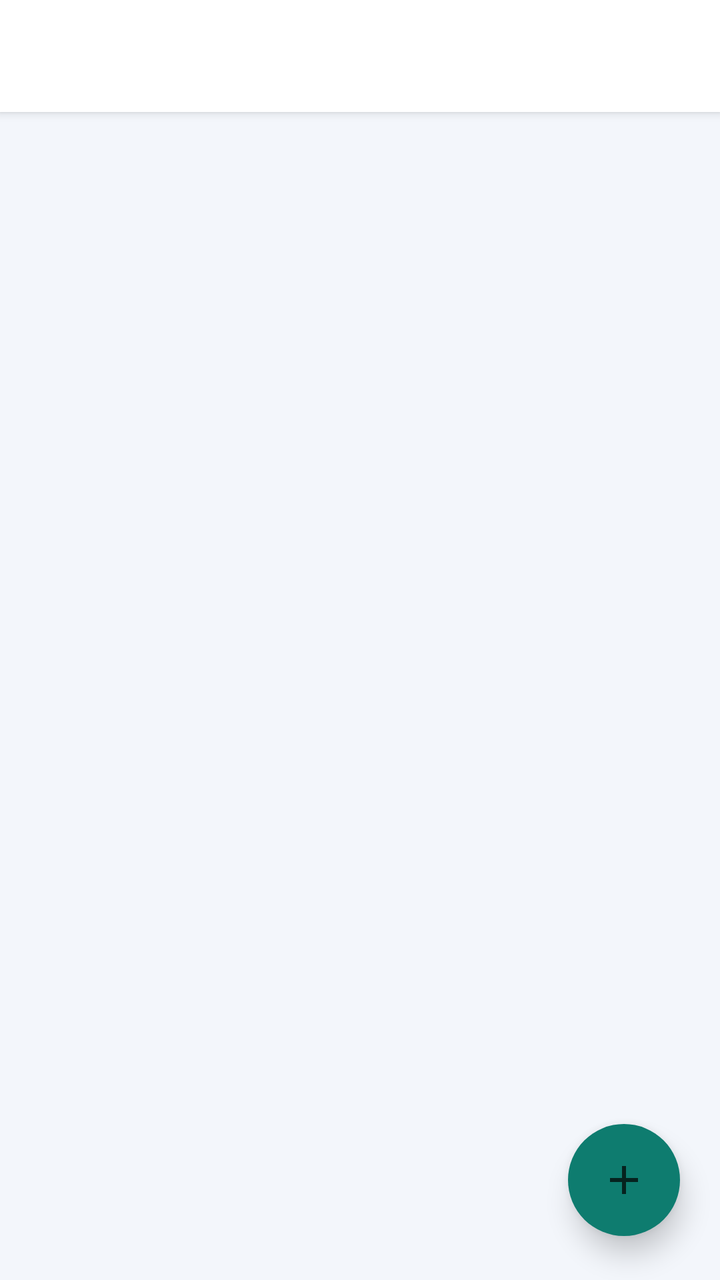
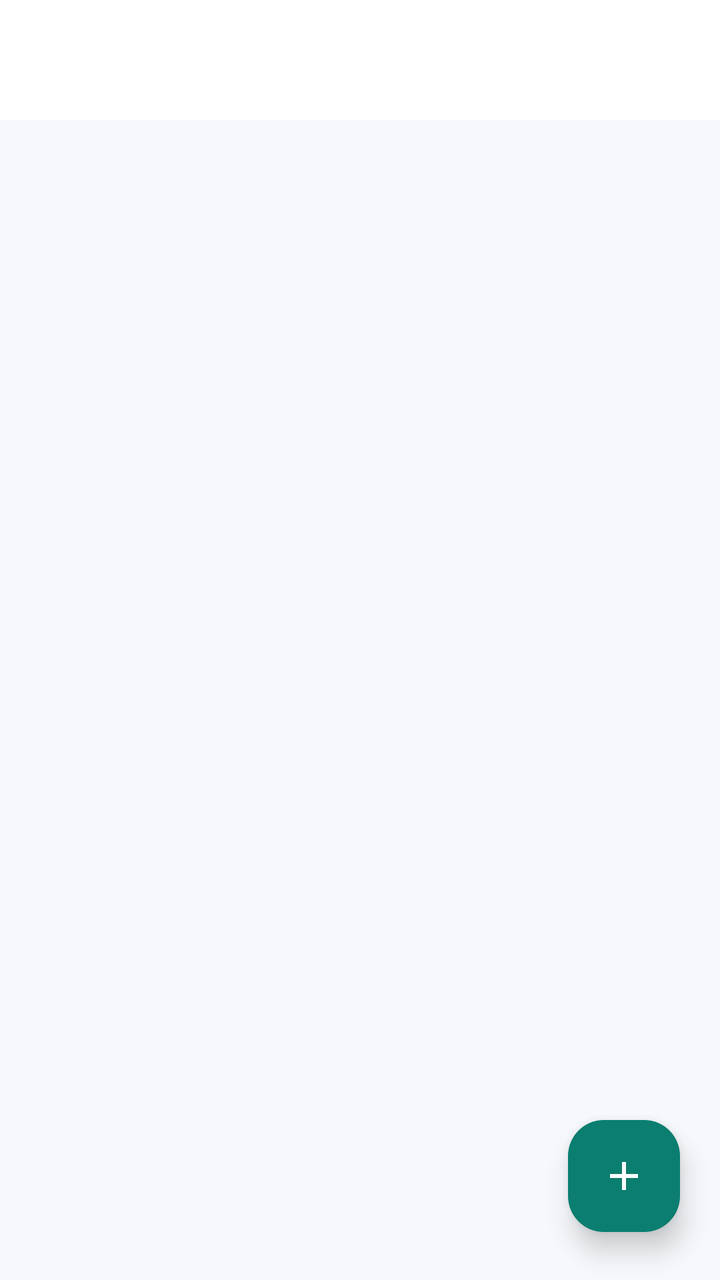

Before-and-after screenshots of an Android layout around one commit, followed by the original layout XML and the change that was made.
<!-- AndroidManifest.xml: application theme AppTheme -->
<!-- res/layout/activity_browser.xml -->
<?xml version="1.0" encoding="utf-8"?>
<FrameLayout xmlns:android="http://schemas.android.com/apk/res/android"
    android:layout_width="match_parent"
    android:layout_height="match_parent"
    android:background="?attr/lumenBg"
    android:fitsSystemWindows="true">

    <LinearLayout
        android:layout_width="match_parent"
        android:layout_height="match_parent"
        android:orientation="vertical">

        <android.widget.Toolbar
            android:id="@+id/toolbar"
            android:layout_width="match_parent"
            android:layout_height="?android:attr/actionBarSize"
            android:background="?attr/lumenSurface"
            android:elevation="3dp" />

        <FrameLayout
            android:layout_width="match_parent"
            android:layout_height="0dp"
            android:layout_weight="1">

            <ListView
                android:id="@+id/list"
                android:layout_width="match_parent"
                android:layout_height="match_parent"
                android:clipToPadding="false"
                android:divider="@null"
                android:dividerHeight="0dp"
                android:listSelector="@drawable/sel_item"
                android:paddingTop="6dp"
                android:paddingBottom="96dp"
                android:scrollbars="none" />

            <ProgressBar
                android:id="@+id/loading"
                android:layout_width="38dp"
                android:layout_height="38dp"
                android:layout_gravity="center"
                android:indeterminateTint="?attr/lumenAccent"
                android:visibility="gone" />

            <TextView
                android:id="@+id/empty"
                android:layout_width="wrap_content"
                android:layout_height="wrap_content"
                android:layout_gravity="center"
                android:gravity="center"
                android:lineSpacingExtra="4dp"
                android:padding="32dp"
                android:text="这个文件夹是空的"
                android:textColor="?attr/lumenSecondary"
                android:textSize="14sp"
                android:visibility="gone" />

            <ImageButton
                android:id="@+id/fab"
                android:layout_width="56dp"
                android:layout_height="56dp"
                android:layout_gravity="bottom|end"
                android:layout_marginEnd="20dp"
                android:layout_marginBottom="22dp"
                android:background="@drawable/bg_fab"
                android:contentDescription="@string/menu_new_folder"
                android:elevation="8dp"
                android:scaleType="centerInside"
                android:src="@drawable/ic_add"
                android:tint="#06231F" />

        </FrameLayout>

        <LinearLayout
            android:id="@+id/pasteBar"
            android:layout_width="match_parent"
            android:layout_height="wrap_content"
            android:background="?attr/lumenSurface"
            android:elevation="12dp"
            android:gravity="center_vertical"
            android:orientation="horizontal"
            android:paddingStart="16dp"
            android:paddingTop="6dp"
            android:paddingEnd="8dp"
            android:paddingBottom="6dp"
            android:visibility="gone">

            <TextView
                android:id="@+id/pasteText"
                android:layout_width="0dp"
                android:layout_height="wrap_content"
                android:layout_weight="1"
                android:textColor="?attr/lumenText"
                android:textSize="13sp" />

            <Button
                android:id="@+id/pasteBtn"
                style="@style/ActionButton"
                android:layout_width="wrap_content"
                android:layout_height="wrap_content"
                android:text="粘贴" />

            <ImageButton
                android:id="@+id/pasteClose"
                android:layout_width="40dp"
                android:layout_height="40dp"
                android:background="?android:attr/selectableItemBackgroundBorderless"
                android:contentDescription="@string/menu_delete"
                android:scaleType="centerInside"
                android:src="@drawable/ic_close"
                android:tint="?attr/lumenSecondary" />

        </LinearLayout>

    </LinearLayout>

</FrameLayout>
<!-- resources referenced by this layout -->
<resources>
  <!-- drawable bg_fab (drawable) -->
  <?xml version="1.0" encoding="utf-8"?>
  <ripple xmlns:android="http://schemas.android.com/apk/res/android"
      android:color="#33FFFFFF">
      <item>
          <shape android:shape="oval">
              <solid android:color="?attr/lumenAccent" />
          </shape>
      </item>
  </ripple>
  <style name="ActionButton">
          <item name="android:background">?android:attr/selectableItemBackground</item>
          <item name="android:textColor">?attr/lumenAccent</item>
          <item name="android:textAllCaps">false</item>
          <item name="android:textSize">15sp</item>
          <item name="android:paddingStart">12dp</item>
          <item name="android:paddingEnd">12dp</item>
          <item name="android:minWidth">64dp</item>
          <item name="android:minHeight">40dp</item>
      </style>
  <style name="AppTheme" parent="@android:style/Theme.Material.Light.NoActionBar">
          <item name="lumenBg">@color/light_bg</item>
          <item name="lumenSurface">@color/light_surface</item>
          <item name="lumenCard">@color/light_card</item>
          <item name="lumenText">@color/light_text</item>
          <item name="lumenSecondary">@color/light_secondary</item>
          <item name="lumenDivider">@color/light_divider</item>
          <item name="lumenAccent">@color/light_accent</item>
          <item name="lumenAccent2">@color/light_accent2</item>
          <item name="lumenRipple">@color/light_ripple</item>
          <item name="android:colorAccent">@color/light_accent</item>
          <item name="android:textColorPrimary">@color/light_text</item>
          <item name="android:textColorSecondary">@color/light_secondary</item>
          <item name="android:windowBackground">@color/light_bg</item>
          <item name="android:statusBarColor">@color/light_status</item>
          <item name="android:navigationBarColor">@color/light_bg</item>
          <item name="android:windowActionModeOverlay">true</item>
      </style>
  <color name="light_bg">#F3F6FB</color>
  <color name="light_text">#0E1B2E</color>
  <color name="light_secondary">#5E708A</color>
  <color name="light_divider">#E3EAF4</color>
  <color name="light_accent">#0E7C6F</color>
  <color name="light_accent2">#4B63DD</color>
  <color name="light_ripple">#1F000000</color>
  <color name="light_status">#0B3F3A</color>
  <!-- unchanged entries left out for length: 7 -->
</resources>

<!-- the commit's change to res/layout/activity_browser.xml (unified diff, before → after) -->
@@ -13,9 +13,8 @@
         <android.widget.Toolbar
             android:id="@+id/toolbar"
             android:layout_width="match_parent"
-            android:layout_height="?android:attr/actionBarSize"
-            android:background="?attr/lumenSurface"
-            android:elevation="3dp" />
+            android:layout_height="60dp"
+            android:background="?attr/lumenSurface" />
 
         <FrameLayout
             android:layout_width="match_parent"
@@ -30,8 +29,10 @@
                 android:divider="@null"
                 android:dividerHeight="0dp"
                 android:listSelector="@drawable/sel_item"
-                android:paddingTop="6dp"
-                android:paddingBottom="96dp"
+                android:paddingStart="10dp"
+                android:paddingTop="8dp"
+                android:paddingEnd="10dp"
+                android:paddingBottom="112dp"
                 android:scrollbars="none" />
 
             <ProgressBar
@@ -42,18 +43,36 @@
                 android:indeterminateTint="?attr/lumenAccent"
                 android:visibility="gone" />
 
-            <TextView
+            <LinearLayout
                 android:id="@+id/empty"
                 android:layout_width="wrap_content"
                 android:layout_height="wrap_content"
                 android:layout_gravity="center"
                 android:gravity="center"
-                android:lineSpacingExtra="4dp"
+                android:orientation="vertical"
                 android:padding="32dp"
-                android:text="这个文件夹是空的"
-                android:textColor="?attr/lumenSecondary"
-                android:textSize="14sp"
-                android:visibility="gone" />
+                android:visibility="gone">
+
+                <ImageView
+                    android:layout_width="52dp"
+                    android:layout_height="52dp"
+                    android:contentDescription="@null"
+                    android:scaleType="centerInside"
+                    android:src="@drawable/ic_folder"
+                    android:tint="?attr/lumenSecondary" />
+
+                <TextView
+                    android:id="@+id/emptyText"
+                    android:layout_width="wrap_content"
+                    android:layout_height="wrap_content"
+                    android:layout_marginTop="12dp"
+                    android:gravity="center"
+                    android:lineSpacingExtra="4dp"
+                    android:text="这个文件夹是空的"
+                    android:textColor="?attr/lumenSecondary"
+                    android:textSize="14sp" />
+
+            </LinearLayout>
 
             <ImageButton
                 android:id="@+id/fab"
@@ -61,56 +80,99 @@
                 android:layout_height="56dp"
                 android:layout_gravity="bottom|end"
                 android:layout_marginEnd="20dp"
-                android:layout_marginBottom="22dp"
+                android:layout_marginBottom="24dp"
                 android:background="@drawable/bg_fab"
                 android:contentDescription="@string/menu_new_folder"
                 android:elevation="8dp"
                 android:scaleType="centerInside"
                 android:src="@drawable/ic_add"
-                android:tint="#06231F" />
+                android:tint="?attr/lumenOnAccent" />
+
+            <LinearLayout
+                android:id="@+id/pasteBar"
+                android:layout_width="match_parent"
+                android:layout_height="wrap_content"
+                android:layout_gravity="bottom|center_horizontal"
+                android:layout_marginStart="16dp"
+                android:layout_marginEnd="16dp"
+                android:layout_marginBottom="22dp"
+                android:background="@drawable/bg_pill"
+                android:elevation="12dp"
+                android:gravity="center_vertical"
+                android:orientation="horizontal"
+                android:paddingStart="18dp"
+                android:paddingTop="9dp"
+                android:paddingEnd="9dp"
+                android:paddingBottom="9dp"
+                android:visibility="gone">
+
+                <ImageView
+                    android:layout_width="19dp"
+                    android:layout_height="19dp"
+                    android:contentDescription="@null"
+                    android:scaleType="centerInside"
+                    android:src="@drawable/ic_copy"
+                    android:tint="?attr/lumenSecondary" />
+
+                <LinearLayout
+                    android:layout_width="0dp"
+                    android:layout_height="wrap_content"
+                    android:layout_marginStart="12dp"
+                    android:layout_weight="1"
+                    android:orientation="vertical">
+
+                    <TextView
+                        android:id="@+id/pasteText"
+                        android:layout_width="match_parent"
+                        android:layout_height="wrap_content"
+                        android:ellipsize="end"
+                        android:singleLine="true"
+                        android:textColor="?attr/lumenText"
+                        android:textSize="13sp"
+                        android:textStyle="bold" />
+
+                    <TextView
+                        android:id="@+id/pasteSource"
+                        android:layout_width="match_parent"
+                        android:layout_height="wrap_content"
+                        android:layout_marginTop="1dp"
+                        android:ellipsize="middle"
+                        android:fontFamily="monospace"
+                        android:singleLine="true"
+                        android:textColor="?attr/lumenSecondary"
+                        android:textSize="9.5sp" />
+
+                </LinearLayout>
+
+                <TextView
+                    android:id="@+id/pasteBtn"
+                    android:layout_width="wrap_content"
+                    android:layout_height="34dp"
+                    android:layout_marginStart="8dp"
+                    android:background="@drawable/bg_tonal"
+                    android:fontFamily="sans-serif-medium"
+                    android:gravity="center"
+                    android:paddingStart="16dp"
+                    android:paddingEnd="16dp"
+                    android:text="粘贴"
+                    android:textColor="?attr/lumenOnAccentContainer"
+                    android:textSize="12sp"
+                    android:textStyle="bold" />
+
+                <ImageButton
+                    android:id="@+id/pasteClose"
+                    android:layout_width="34dp"
+                    android:layout_height="34dp"
+                    android:layout_marginStart="2dp"
+                    android:background="?android:attr/selectableItemBackgroundBorderless"
+                    android:contentDescription="@string/menu_delete"
+                    android:scaleType="centerInside"
+                    android:src="@drawable/ic_close"
+                    android:tint="?attr/lumenSecondary" />
+
+            </LinearLayout>
 
         </FrameLayout>
-
-        <LinearLayout
-            android:id="@+id/pasteBar"
-            android:layout_width="match_parent"
-            android:layout_height="wrap_content"
-            android:background="?attr/lumenSurface"
-            android:elevation="12dp"
-            android:gravity="center_vertical"
-            android:orientation="horizontal"
-            android:paddingStart="16dp"
-            android:paddingTop="6dp"
-            android:paddingEnd="8dp"
-            android:paddingBottom="6dp"
-            android:visibility="gone">
-
-            <TextView
-                android:id="@+id/pasteText"
-                android:layout_width="0dp"
-                android:layout_height="wrap_content"
-                android:layout_weight="1"
-                android:textColor="?attr/lumenText"
-                android:textSize="13sp" />
-
-            <Button
-                android:id="@+id/pasteBtn"
-                style="@style/ActionButton"
-                android:layout_width="wrap_content"
-                android:layout_height="wrap_content"
-                android:text="粘贴" />
-
-            <ImageButton
-                android:id="@+id/pasteClose"
-                android:layout_width="40dp"
-                android:layout_height="40dp"
-                android:background="?android:attr/selectableItemBackgroundBorderless"
-                android:contentDescription="@string/menu_delete"
-                android:scaleType="centerInside"
-                android:src="@drawable/ic_close"
-                android:tint="?attr/lumenSecondary" />
-
-        </LinearLayout>
 
     </LinearLayout>
 
<!-- resource entries referenced after the edit -->
@@ -2,50 +2,87 @@
 <resources>
   <!-- drawable bg_fab (drawable) -->
   <?xml version="1.0" encoding="utf-8"?>
-  <ripple xmlns:android="http://schemas.android.com/apk/res/android"
-      android:color="#33FFFFFF">
-      <item>
-          <shape android:shape="oval">
-              <solid android:color="?attr/lumenAccent" />
-          </shape>
-      </item>
-  </ripple>
-  <style name="ActionButton">
-          <item name="android:background">?android:attr/selectableItemBackground</item>
-          <item name="android:textColor">?attr/lumenAccent</item>
-          <item name="android:textAllCaps">false</item>
-          <item name="android:textSize">15sp</item>
-          <item name="android:paddingStart">12dp</item>
-          <item name="android:paddingEnd">12dp</item>
-          <item name="android:minWidth">64dp</item>
-          <item name="android:minHeight">40dp</item>
-      </style>
+  <shape xmlns:android="http://schemas.android.com/apk/res/android" android:shape="rectangle">
+      <solid android:color="?attr/lumenAccent" />
+      <corners android:radius="18dp" />
+  </shape>
+  <!-- drawable bg_pill (drawable) -->
+  <?xml version="1.0" encoding="utf-8"?>
+  <shape xmlns:android="http://schemas.android.com/apk/res/android" android:shape="rectangle">
+      <solid android:color="?attr/lumenSurface" />
+      <corners android:radius="29dp" />
+  </shape>
+  <!-- drawable bg_tonal (drawable) -->
+  <?xml version="1.0" encoding="utf-8"?>
+  <shape xmlns:android="http://schemas.android.com/apk/res/android" android:shape="rectangle">
+      <solid android:color="?attr/lumenAccentContainer" />
+      <corners android:radius="17dp" />
+  </shape>
+  <!-- drawable ic_copy (drawable) -->
+  <?xml version="1.0" encoding="utf-8"?>
+  <vector xmlns:android="http://schemas.android.com/apk/res/android"
+      android:width="24dp" android:height="24dp"
+      android:viewportWidth="24" android:viewportHeight="24">
+      <path android:fillColor="#FFFFFFFF"
+          android:pathData="M16,1H4C2.9,1 2,1.9 2,3v14h2V3h12V1zM19,5H8C6.9,5 6,5.9 6,7v14c0,1.1 0.9,2 2,2h11c1.1,0 2,-0.9 2,-2V7c0,-1.1 -0.9,-2 -2,-2zM19,21H8V7h11v14z" />
+  </vector>
+  <!-- drawable ic_folder (drawable) -->
+  <?xml version="1.0" encoding="utf-8"?>
+  <vector xmlns:android="http://schemas.android.com/apk/res/android"
+      android:width="24dp" android:height="24dp"
+      android:viewportWidth="24" android:viewportHeight="24">
+      <path android:fillColor="#FFFFFFFF"
+          android:pathData="M10,4H4C2.9,4 2,4.9 2,6v12c0,1.1 0.9,2 2,2h16c1.1,0 2,-0.9 2,-2V8c0,-1.1 -0.9,-2 -2,-2h-8L10,4z" />
+  </vector>
   <style name="AppTheme" parent="@android:style/Theme.Material.Light.NoActionBar">
           <item name="lumenBg">@color/light_bg</item>
           <item name="lumenSurface">@color/light_surface</item>
+          <item name="lumenContainer">@color/light_container</item>
           <item name="lumenCard">@color/light_card</item>
           <item name="lumenText">@color/light_text</item>
           <item name="lumenSecondary">@color/light_secondary</item>
           <item name="lumenDivider">@color/light_divider</item>
           <item name="lumenAccent">@color/light_accent</item>
+          <item name="lumenOnAccent">@color/light_on_accent</item>
+          <item name="lumenAccentContainer">@color/light_accent_container</item>
+          <item name="lumenOnAccentContainer">@color/light_on_accent_container</item>
           <item name="lumenAccent2">@color/light_accent2</item>
           <item name="lumenRipple">@color/light_ripple</item>
           <item name="android:colorAccent">@color/light_accent</item>
           <item name="android:textColorPrimary">@color/light_text</item>
           <item name="android:textColorSecondary">@color/light_secondary</item>
           <item name="android:windowBackground">@color/light_bg</item>
-          <item name="android:statusBarColor">@color/light_status</item>
+          <item name="android:statusBarColor">@color/light_bg</item>
           <item name="android:navigationBarColor">@color/light_bg</item>
+          <item name="android:windowLightStatusBar">true</item>
           <item name="android:windowActionModeOverlay">true</item>
+          <item name="android:alertDialogTheme">@style/AppDialog.Light</item>
       </style>
-  <color name="light_bg">#F3F6FB</color>
-  <color name="light_text">#0E1B2E</color>
-  <color name="light_secondary">#5E708A</color>
-  <color name="light_divider">#E3EAF4</color>
-  <color name="light_accent">#0E7C6F</color>
-  <color name="light_accent2">#4B63DD</color>
-  <color name="light_ripple">#1F000000</color>
-  <color name="light_status">#0B3F3A</color>
+  <color name="light_bg">#F6F8FB</color>
+  <color name="light_container">#EDF1F7</color>
+  <color name="light_text">#141B25</color>
+  <color name="light_secondary">#5C6B7F</color>
+  <color name="light_divider">#E3E9F1</color>
+  <color name="light_accent">#0B7E70</color>
+  <color name="light_on_accent">#FFFFFF</color>
+  <color name="light_accent_container">#D0F2EA</color>
+  <color name="light_on_accent_container">#05453C</color>
+  <color name="light_accent2">#4F63DC</color>
+  <color name="light_ripple">#1F0B7E70</color>
+  <style name="AppDialog.Light" parent="@android:style/Theme.Material.Light.Dialog.Alert">
+          <item name="android:windowBackground">@drawable/bg_dialog</item>
+          <item name="android:colorAccent">@color/light_accent</item>
+          <item name="android:textColor">@color/light_text</item>
+          <item name="android:textColorPrimary">@color/light_text</item>
+          <item name="android:textColorSecondary">@color/light_secondary</item>
+          <item name="android:windowMinWidthMinor">82%</item>
+      </style>
+  <!-- drawable bg_dialog (drawable) -->
+  <?xml version="1.0" encoding="utf-8"?>
+  <shape xmlns:android="http://schemas.android.com/apk/res/android" android:shape="rectangle">
+      <solid android:color="#FFFFFF" />
+      <corners android:radius="22dp" />
+  </shape>
   <!-- unchanged entries left out for length: 7 -->
 </resources>
 
